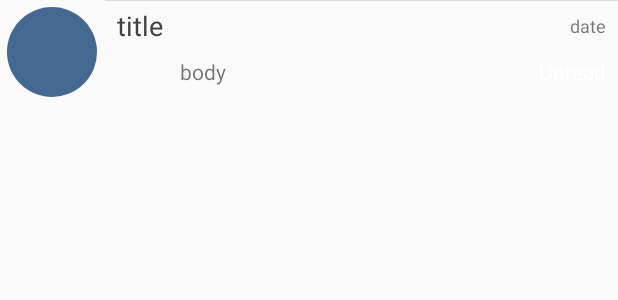
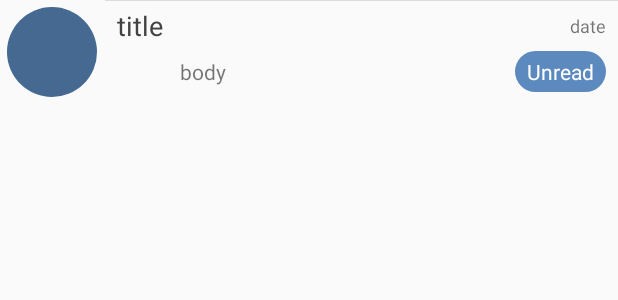
Before and after one commit to IamMaxim/VKMonitor, an Android app: the layout element_dialog.xml on its own in the app's theme, with its tools: preview values and no code run, on a phone screen of 412 x 824 dp. Shown: the top 300 px of the screen. Run offline under Robolectric (Android 15) with nearby library versions, the phone set to English and light mode, and no system bars.

Commit message:
Unread indicator now has circle shape if its width is less than height

```diff
--- a/app/src/main/res/layout/element_dialog.xml
+++ b/app/src/main/res/layout/element_dialog.xml
@@ -3,6 +3,7 @@
     xmlns:app="http://schemas.android.com/apk/res-auto"
     android:layout_width="match_parent"
     android:layout_height="wrap_content"
+    xmlns:tools="http://schemas.android.com/tools"
     android:orientation="horizontal"
     android:id="@+id/parent">
 
@@ -97,13 +98,16 @@
                     android:text="body" />
 
                 <TextView
+                    tools:background="@drawable/unread_indicator_bg"
                     android:layout_marginLeft="8dp"
+                    android:minWidth="26dp"
                     android:id="@+id/unread"
                     android:layout_width="wrap_content"
                     android:layout_height="wrap_content"
                     android:layout_gravity="center_vertical"
-                    android:text="Unread"
-                    android:textColor="@color/colorTextOnAccent" />
+                    tools:text="Unread"
+                    android:textColor="@color/colorTextOnAccent"
+                    android:textAlignment="center"/>
             </LinearLayout>
         </LinearLayout>
     </LinearLayout>
```
